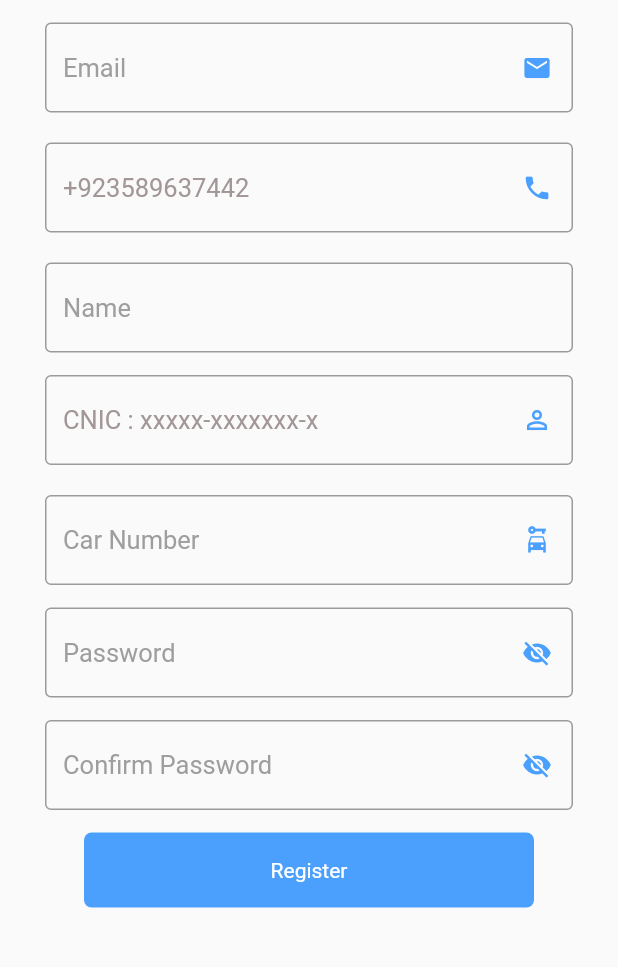
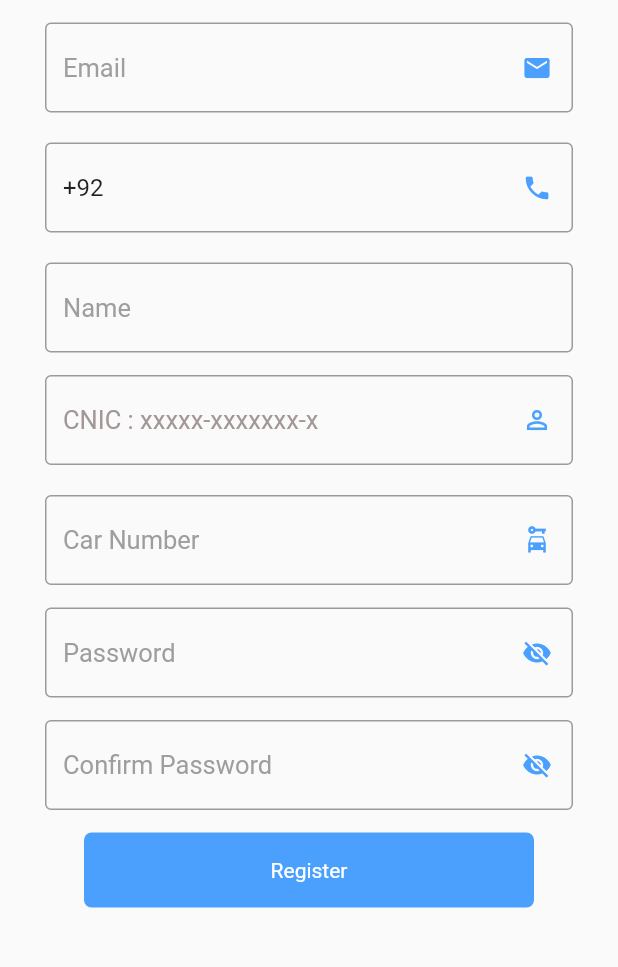
Before and after one commit to osama355/FYP, a Flutter app: the DriveSignUp screen opened directly, on a phone screen of 412 x 824 dp, the part 180-1147 px from its top. Run offline on Flutter 3.47's test engine with Material 2 defaults, Android fonts, the phone set to English and light mode, and no system bars; our stand-ins replace cloud_firestore, firebase_auth, firebase_core, firebase_database, firebase_storage, fluttertoast and 1 more; accounts and stored records are empty.

Commit message:
update text form fields

```diff
--- a/lib/screens/driver/auth/drive_signup_screen.dart
+++ b/lib/screens/driver/auth/drive_signup_screen.dart
@@ -6,6 +6,7 @@ import 'package:drive_sharing_app/widgets/round_button.dart';
 import 'package:firebase_auth/firebase_auth.dart';
 import 'package:flutter/material.dart';
 import 'package:cloud_firestore/cloud_firestore.dart';
+import 'package:flutter/services.dart';
 
 class DriveSignUp extends StatefulWidget {
   const DriveSignUp({super.key});
@@ -21,7 +22,7 @@ class _DriveSignUp extends State<DriveSignUp> {
   final _formKey = GlobalKey<FormState>();
   final emailController = TextEditingController();
   final nameController = TextEditingController();
-  final phoneController = TextEditingController();
+  final phoneController = TextEditingController(text: "+92");
   final nicController = TextEditingController();
   final passController = TextEditingController();
   final conPassController = TextEditingController();
@@ -202,6 +203,9 @@ class _DriveSignUp extends State<DriveSignUp> {
                 padding: const EdgeInsets.only(left: 30, right: 30),
                 child: TextFormField(
                   keyboardType: TextInputType.number,
+                  inputFormatters: [
+                    CardFormatter(sample: 'xxxxx-xxxxxxx-x', separator: '-')
+                  ],
                   validator: (value) {
                     if (value!.isEmpty) {
                       return "Enter your CNIC";
@@ -232,6 +236,9 @@ class _DriveSignUp extends State<DriveSignUp> {
               Padding(
                 padding: const EdgeInsets.only(left: 30, right: 30),
                 child: TextFormField(
+                  inputFormatters: [
+                    CardFormatter(sample: 'xxx-xxxx', separator: '-')
+                  ],
                   keyboardType: TextInputType.text,
                   validator: (value) {
                     if (value!.isEmpty) {
@@ -330,44 +337,6 @@ class _DriveSignUp extends State<DriveSignUp> {
                       )),
                 ),
               ),
-              // const SizedBox(
-              //   height: 15,
-              // ),
-              // Row(
-              //   mainAxisAlignment: MainAxisAlignment.center,
-              //   children: [
-              //     DocumentUploader(
-              //       title: "NIC front",
-              //       stateImage: nicFront,
-              //     ),
-              //     SizedBox(
-              //       width: 30,
-              //     ),
-              //     DocumentUploader(
-              //       title: "NIC back",
-              //       stateImage: nicBack,
-              //     )
-              //   ],
-              // ),
-              // const SizedBox(
-              //   height: 15,
-              // ),
-              // Row(
-              //   mainAxisAlignment: MainAxisAlignment.center,
-              //   children: [
-              //     DocumentUploader(
-              //       title: "License front",
-              //       stateImage: licFront,
-              //     ),
-              //     SizedBox(
-              //       width: 30,
-              //     ),
-              //     DocumentUploader(
-              //       title: "License back",
-              //       stateImage: licBack,
-              //     )
-              //   ],
-              // ),
               const SizedBox(
                 height: 15,
               ),
@@ -390,3 +359,37 @@ class _DriveSignUp extends State<DriveSignUp> {
     );
   }
 }
+
+class CardFormatter extends TextInputFormatter {
+  final String sample;
+  final String separator;
+
+  CardFormatter({
+    required this.sample,
+    required this.separator,
+  }) {
+    assert(sample != null);
+    assert(separator != null);
+  }
+
+  @override
+  TextEditingValue formatEditUpdate(
+      TextEditingValue oldValue, TextEditingValue newValue) {
+    if (newValue.text.length > 0) {
+      if (newValue.text.length > oldValue.text.length) {
+        if (newValue.text.length > sample.length) return oldValue;
+        if (newValue.text.length < sample.length &&
+            sample[newValue.text.length - 1] == separator) {
+          return TextEditingValue(
+            text:
+                '${oldValue.text}$separator${newValue.text.substring(newValue.text.length - 1)}',
+            selection: TextSelection.collapsed(
+              offset: newValue.selection.end + 1,
+            ),
+          );
+        }
+      }
+    }
+    return newValue;
+  }
+}
--- a/lib/screens/pessenger/auth/pess_login.dart
+++ b/lib/screens/pessenger/auth/pess_login.dart
@@ -15,7 +15,7 @@ class PessengerLogin extends StatefulWidget {
 class _PessengerLoginState extends State<PessengerLogin> {
   bool loading = false;
   final _formKey = GlobalKey<FormState>();
-  final phoneNumberController = TextEditingController();
+  final phoneNumberController = TextEditingController(text: "+92");
   final nameController = TextEditingController();
   final auth = FirebaseAuth.instance;
 
--- a/lib/screens/pessenger/auth/verify_mbl_code.dart
+++ b/lib/screens/pessenger/auth/verify_mbl_code.dart
@@ -2,6 +2,7 @@ import 'package:drive_sharing_app/screens/pessenger/pessengerscreen/pessenger_ho
 import 'package:drive_sharing_app/utils/utils.dart';
 import 'package:firebase_auth/firebase_auth.dart';
 import 'package:flutter/material.dart';
+import 'package:flutter/services.dart';
 import '../../../widgets/round_button.dart';
 import 'package:cloud_firestore/cloud_firestore.dart';
 
@@ -75,6 +76,9 @@ class _VerifyMblCodeScreenState extends State<VerifyMblCodeScreen> {
                   height: 100,
                 ),
                 TextFormField(
+                  inputFormatters: [
+                    LengthLimitingTextInputFormatter(6),
+                  ],
                   textAlign: TextAlign.center,
                   style: const TextStyle(fontSize: 20, letterSpacing: 5),
                   controller: verifyCodeController,
```
